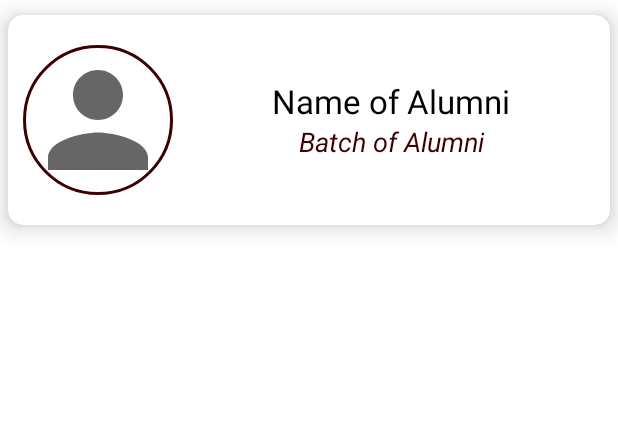
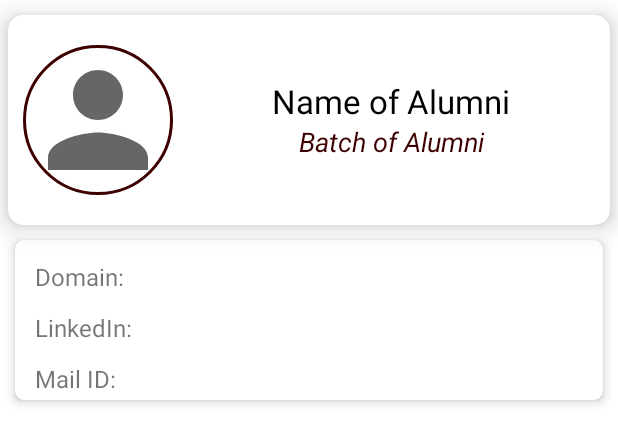
Before and after one commit to swarnima14/Connect-All-App, an Android app: the layout alumni_list_view.xml on its own in the app's theme, with its tools: preview values and no code run, on a phone screen of 412 x 824 dp. Shown: the top 444 px of the screen. Run offline under Robolectric (Android 15) with nearby library versions, the phone set to English and light mode, and no system bars; Roboto replaces fonts that are not available here.

Commit message:
Basic alumni list setup completed

```diff
--- a/app/src/main/res/layout/alumni_list_view.xml
+++ b/app/src/main/res/layout/alumni_list_view.xml
@@ -1,16 +1,25 @@
 <?xml version="1.0" encoding="utf-8"?>
-<com.google.android.material.card.MaterialCardView
+
+    <androidx.constraintlayout.widget.ConstraintLayout
         xmlns:android="http://schemas.android.com/apk/res/android"
         xmlns:app="http://schemas.android.com/apk/res-auto"
         xmlns:tools="http://schemas.android.com/tools"
         android:layout_width="match_parent"
+        android:layout_height="wrap_content">
+
+    <com.google.android.material.card.MaterialCardView
         android:layout_height="wrap_content"
+        android:layout_width="match_parent"
         tools:context=".Alumni_List"
         android:layout_marginTop="10dp"
         android:layout_marginStart="5dp"
         android:layout_marginEnd="5dp"
         app:cardCornerRadius="10dp"
-    app:cardElevation="10dp">
+        app:cardElevation="10dp"
+        app:layout_constraintStart_toStartOf="parent"
+        app:layout_constraintEnd_toEndOf="parent"
+        app:layout_constraintTop_toTopOf="parent"
+        android:id="@+id/materialCardView">
 
         <LinearLayout
             android:layout_width="match_parent"
@@ -64,3 +73,67 @@
         </LinearLayout>
 
     </com.google.android.material.card.MaterialCardView>
+
+    <androidx.cardview.widget.CardView
+    android:id="@+id/expandableLayout"
+    android:layout_width="match_parent"
+    android:layout_height="wrap_content"
+    android:layout_marginStart="10dp"
+    android:layout_marginTop="10dp"
+    android:layout_marginEnd="10dp"
+    android:layout_marginBottom="16dp"
+    android:background="#fff"
+    app:cardCornerRadius="6dp"
+    app:cardElevation="4dp"
+    app:layout_constraintBottom_toBottomOf="parent"
+    app:layout_constraintEnd_toEndOf="parent"
+    app:layout_constraintStart_toStartOf="parent"
+    app:layout_constraintTop_toBottomOf="@+id/materialCardView">
+
+    <androidx.constraintlayout.widget.ConstraintLayout
+
+        android:layout_width="match_parent"
+        android:layout_height="match_parent">
+
+        <TextView
+            android:id="@+id/tvBranch"
+            android:layout_width="wrap_content"
+            android:layout_height="wrap_content"
+            android:layout_marginStart="10dp"
+            android:layout_marginTop="10dp"
+            android:text="Domain: "
+            android:padding="3dp"
+            android:textSize="16sp"
+            app:layout_constraintStart_toStartOf="parent"
+            app:layout_constraintTop_toTopOf="parent" />
+
+
+
+        <TextView
+            android:id="@+id/tvLinkedin"
+            android:layout_width="wrap_content"
+            android:layout_height="wrap_content"
+            android:layout_marginStart="10dp"
+            android:layout_marginTop="5dp"
+            android:text="LinkedIn: "
+            android:textSize="16sp"
+            android:padding="3dp"
+            app:layout_constraintStart_toStartOf="parent"
+            app:layout_constraintTop_toBottomOf="@+id/tvBranch" />
+
+        <TextView
+            android:id="@+id/tvMail"
+            android:layout_width="wrap_content"
+            android:layout_height="wrap_content"
+            android:layout_marginStart="10dp"
+            android:layout_marginTop="5dp"
+            android:text="Mail ID: "
+            android:textSize="16sp"
+            android:padding="3dp"
+            app:layout_constraintStart_toStartOf="parent"
+            app:layout_constraintTop_toBottomOf="@+id/tvLinkedin" />
+
+
+    </androidx.constraintlayout.widget.ConstraintLayout>
+    </androidx.cardview.widget.CardView>
+    </androidx.constraintlayout.widget.ConstraintLayout>
```
Also changed, not shown: app/src/main/java/com/app/connectall/AlumniModelAdapter.java (+42 -1 lines), app/src/main/java/com/app/connectall/AlumniModelClass.java (+9 -0 lines), app/src/main/java/com/app/connectall/Alumni_List.java (+83 -3 lines), app/src/main/res/layout/activity_alumni__list.xml (+13 -7 lines). Lines whose indentation alone changed are shown as unchanged.
